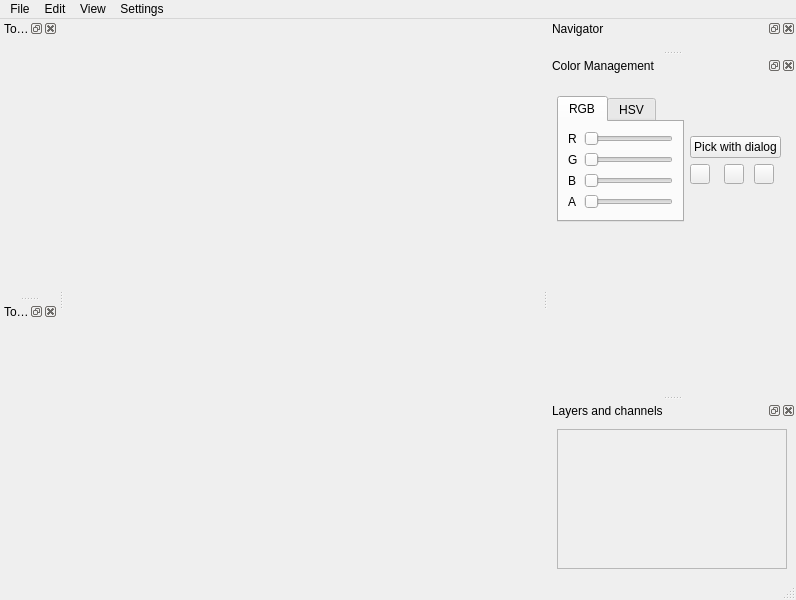
First picture: the form in layout.ui, repository Farm-Art/PyCasso, before the edit.
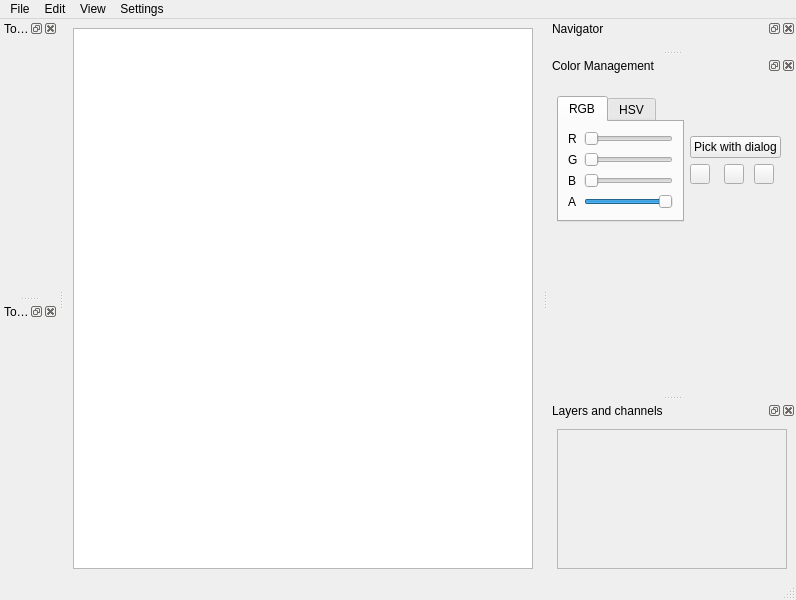
Second picture: the form after the edit. The open tabs and pages were chosen to show the change.

Commit message: update windows and classes to have better readable code, get rid of redundant features, start working on core features

```diff
--- a/layout.ui
+++ b/layout.ui
@@ -19,7 +19,13 @@
   <property name="dockNestingEnabled">
    <bool>true</bool>
   </property>
-  <widget class="QWidget" name="centralwidget"/>
+  <widget class="QWidget" name="centralwidget">
+   <layout class="QHBoxLayout" name="horizontalLayout_2">
+    <item>
+     <widget class="QGraphicsView" name="graphicsView"/>
+    </item>
+   </layout>
+  </widget>
   <widget class="QMenuBar" name="menubar">
    <property name="geometry">
     <rect>
@@ -112,7 +118,7 @@
    </attribute>
    <widget class="QWidget" name="dockWidgetContents">
     <layout class="QGridLayout" name="gridLayout_2">
-     <item row="10" column="0">
+     <item row="8" column="0">
       <spacer name="verticalSpacer">
        <property name="orientation">
         <enum>Qt::Vertical</enum>
@@ -200,9 +206,21 @@
            </item>
            <item row="3" column="1">
             <widget class="QSlider" name="alpha_rgb_slider">
+             <property name="maximum">
+              <number>255</number>
+             </property>
+             <property name="value">
+              <number>255</number>
+             </property>
              <property name="orientation">
               <enum>Qt::Horizontal</enum>
              </property>
+             <property name="invertedAppearance">
+              <bool>false</bool>
+             </property>
+             <property name="invertedControls">
+              <bool>false</bool>
+             </property>
             </widget>
            </item>
           </layout>
```
Left out of the diff: 56 changed lines with no effect on the pictures. The commit also changes 2 other files.
